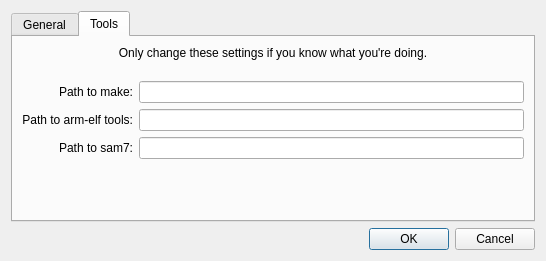
Qt form mcbuilder/trunk/layouts/preferences.ui (makingthings/makecontroller) before a commit.
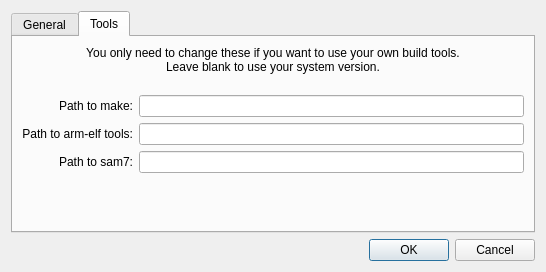
The same form after that commit. The open tabs and pages were chosen to show the change.

Commit message: - add temporary build icon

Diff of the .ui file:
```diff
--- a/mcbuilder/trunk/layouts/preferences.ui
+++ b/mcbuilder/trunk/layouts/preferences.ui
@@ -6,7 +6,7 @@
     <x>0</x>
     <y>0</y>
     <width>546</width>
-    <height>261</height>
+    <height>272</height>
    </rect>
   </property>
   <property name="windowTitle" >
@@ -122,7 +122,7 @@
         <x>0</x>
         <y>0</y>
         <width>516</width>
-        <height>182</height>
+        <height>193</height>
        </rect>
       </property>
       <attribute name="title" >
@@ -134,7 +134,8 @@
          <item row="0" column="0" colspan="2" >
           <widget class="QLabel" name="label_6" >
            <property name="text" >
-            <string>Only change these settings if you know what you're doing.</string>
+            <string>You only need to change these if you want to use your own build tools.
+Leave blank to use your system version.</string>
            </property>
            <property name="alignment" >
             <set>Qt::AlignCenter</set>
```
Left out of the diff: 4 changed lines with no effect on the pictures. The commit also changes 4 other files.
